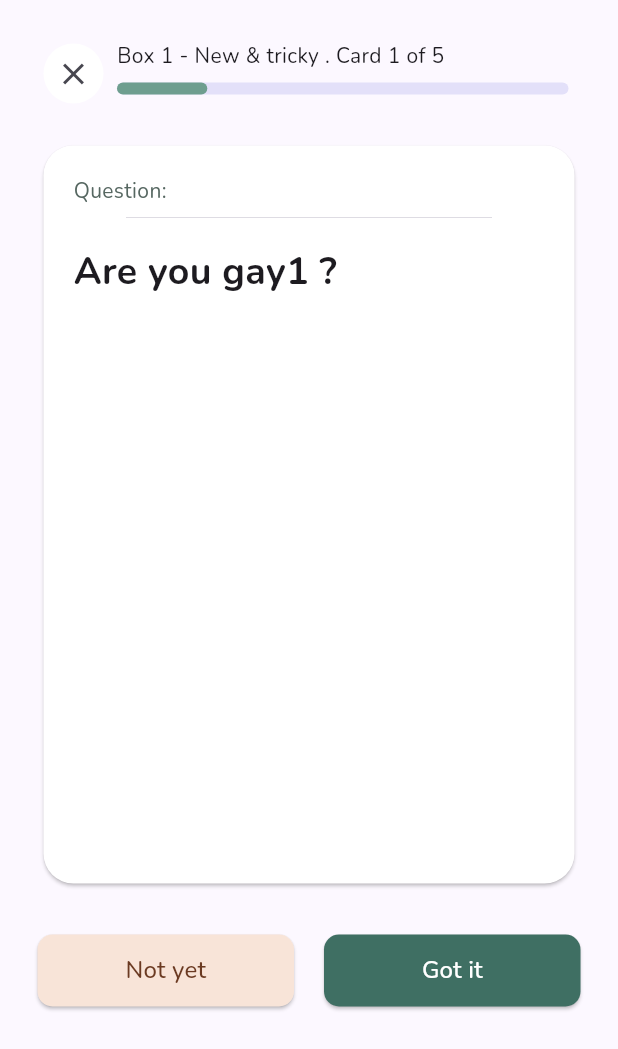
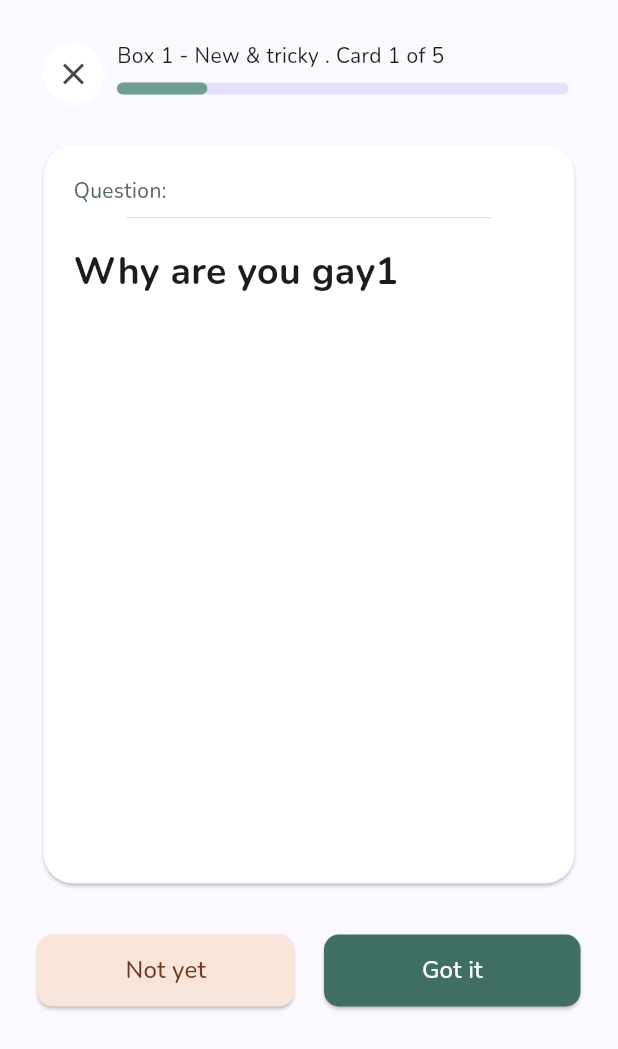
Before and after one commit to MichelJarjoura/TheThreeBoxes, a Flutter app: the screen it shows after launch, after a tap on "Start review", on a phone screen of 412 x 824 dp. Shown: the top 1049 px of the screen. Run offline on Flutter 3.47's test engine with Material 3 defaults, Android fonts, the phone set to English and light mode, and no system bars; our stand-ins replace get, google_fonts.

Commit message:
switching to one list of flashcards and fixing the stateMangaement

```diff
--- a/lib/Models/box-model.dart
+++ b/lib/Models/box-model.dart
@@ -1,26 +1,19 @@
 import 'dart:ui';
-import 'package:sharpen/Models/flash_card.dart';
 import 'package:sharpen/constants.dart';
 
-class BoxModel{
-  final String number;
+class BoxModel {
+  final int id;
   final String title;
   final Color color;
   final String description;
-  final List<FlashCard> flashCards;
 
-  BoxModel(this.number,this.title,this.color,this.description,this.flashCards);
+  BoxModel(this.id, this.title, this.color, this.description);
+
+  String get number => id.toString();
 }
 
-
 List<BoxModel> boxes = [
-  BoxModel("1","Box 1 - New & tricky",AppColors.box1,"Review everyDay",[
-    FlashCard("Are you gay1 ?", "yes"),
-    FlashCard("Are you gay2 ?", "yes"),
-    FlashCard("Are you gay3 ?", "yes"),
-    FlashCard("Are you gay4 ?", "yes"),
-    FlashCard("Are you gay5 ?", "yes"),
-  ]),
-  BoxModel("2","Box 2 - Getting there",AppColors.box2,"Review 2-3 times a week",[]),
-  BoxModel("3","Box 3 - Mastered",AppColors.box3,"Review once a week",[]),
+  BoxModel(1, "Box 1 - New & tricky", AppColors.box1, "Review everyDay"),
+  BoxModel(2, "Box 2 - Getting there", AppColors.box2, "Review 2-3 times a week"),
+  BoxModel(3, "Box 3 - Mastered", AppColors.box3, "Review once a week"),
 ];
--- a/lib/Models/flash_card.dart
+++ b/lib/Models/flash_card.dart
@@ -1,6 +1,15 @@
 class FlashCard {
+  final int boxId;
   final String question;
   final String answer;
 
-  FlashCard(this.question,this.answer);
+  FlashCard(this.boxId, this.question, this.answer);
 }
+
+final List<FlashCard> initialFlashCards = [
+  FlashCard(1, "Why are you gay1", "Because .. "),
+  FlashCard(1, "Why are you gay2", "Because .. "),
+  FlashCard(1, "Why are you gay3", "Because .. "),
+  FlashCard(1, "Why are you gay4", "Because .. "),
+  FlashCard(1, "Why are you gay5", "Because .. "),
+];
--- a/lib/controllers/review_controller.dart
+++ b/lib/controllers/review_controller.dart
@@ -1,7 +1,15 @@
 import 'package:get/get.dart';
+import '../Models/flash_card.dart';
 
 class ReviewController extends GetxController {
   var questNum = 0.obs;
+  var flashcards = <FlashCard>[
+    FlashCard(1, "Why are you gay1", "Because .. "),
+    FlashCard(1, "Why are you gay2", "Because .. "),
+    FlashCard(1, "Why are you gay3", "Because .. "),
+    FlashCard(1, "Why are you gay4", "Because .. "),
+    FlashCard(1, "Why are you gay5", "Because .. "),
+  ].obs;
 
   void nextQuest(int totalCards) {
     if (totalCards == 0) return;
@@ -15,4 +23,21 @@ class ReviewController extends GetxController {
   void reset() {
     questNum.value = 0;
   }
+
+  List<FlashCard> getFlashCardsOfBox(int boxId) {
+    return flashcards.where((card) => card.boxId == boxId).toList();
+  }
+
+  int getNumOfFlashCards() {
+    return flashcards.length;
+  }
+
+  int getNumOfCardsOnBox(int boxId) {
+    return getFlashCardsOfBox(boxId).length;
+  }
+
+  void addFlashCard(int boxId, String question, String answer) {
+    if (question.trim().isEmpty || answer.trim().isEmpty) return;
+    flashcards.add(FlashCard(boxId, question.trim(), answer.trim()));
+  }
 }
--- a/lib/main.dart
+++ b/lib/main.dart
@@ -1,4 +1,5 @@
 import 'package:flutter/material.dart';
+import 'package:get/get.dart';
 import 'package:google_fonts/google_fonts.dart';
 import 'package:sharpen/views/home_page.dart';
 
@@ -11,7 +12,7 @@ class MyApp extends StatelessWidget {
 
   @override
   Widget build(BuildContext context) {
-    return MaterialApp(
+    return GetMaterialApp(
       debugShowCheckedModeBanner: false,
       title: 'ThreeBox',
       theme: ThemeData(
--- a/lib/views/home_page.dart
+++ b/lib/views/home_page.dart
@@ -1,6 +1,8 @@
 import 'package:flutter/material.dart';
+import 'package:get/get.dart';
 import 'package:sharpen/Models/box-model.dart';
 import 'package:sharpen/constants.dart';
+import 'package:sharpen/controllers/review_controller.dart';
 import 'package:sharpen/widgets/add_card.dart';
 import 'package:sharpen/widgets/box_card.dart';
 import 'package:sharpen/widgets/start_card.dart';
@@ -11,6 +13,7 @@ class HomePage extends StatelessWidget {
 
   @override
   Widget build(BuildContext context) {
+    Get.put(ReviewController());
 
     DateTime now = DateTime.now();
     String formattedDate3 = DateFormat('MMMM dd, yyyy').format(now);
@@ -19,50 +22,43 @@ class HomePage extends StatelessWidget {
       body: SafeArea(
         child: SingleChildScrollView(
           child: Padding(
-              padding: EdgeInsetsGeometry.symmetric(horizontal: 20,vertical: 25),
+            padding: const EdgeInsets.symmetric(horizontal: 20, vertical: 25),
             child: Column(
               crossAxisAlignment: CrossAxisAlignment.start,
               children: [
                 Text(formattedDate3),
-                  Text("Hello Kinan",
+                Text(
+                  "Hello Kinan",
                   style: TextStyle(
                     color: AppColors.text,
                     fontSize: 35,
-                    fontWeight: FontWeight.bold
+                    fontWeight: FontWeight.bold,
                   ),
                 ),
-
-                  SizedBox(height:20),
-
-                  StartCard(),
-
+                const SizedBox(height: 20),
+                const StartCard(),
                 Padding(
                   padding: const EdgeInsets.symmetric(vertical: 20.0),
-                    child: Text("your boxes",
-                    style: TextStyle(
+                  child: Text(
+                    "your boxes",
+                    style: const TextStyle(
                       fontSize: 20,
-                      fontWeight: FontWeight(500),
-                    ),),
+                      fontWeight: FontWeight.w500,
                     ),
-
-
-                  for(BoxModel box in boxes)
+                  ),
+                ),
+                for (BoxModel box in boxes)
                   Padding(
-                      padding: EdgeInsetsGeometry.directional(bottom: 20),
+                    padding: const EdgeInsets.only(bottom: 20),
                     child: BoxCard(box: box),
                   ),
-
-
-                  SizedBox(height:25),
-
-                  AddCard()
-
+                const SizedBox(height: 25),
+                const AddCard(),
               ],
             ),
           ),
         ),
       ),
-
     );
   }
 }
--- a/lib/views/review_page.dart
+++ b/lib/views/review_page.dart
@@ -12,10 +12,8 @@ class ReviewPage extends StatelessWidget {
 
   @override
   Widget build(BuildContext context) {
-    final controller = Get.put(ReviewController());
-    controller.reset(); // Reset to starting point (0) whenever review opens
-
-    final isEmpty = box.flashCards.isEmpty;
+    final controller = Get.find<ReviewController>();
+    controller.reset();
 
     return Scaffold(
       body: SafeArea(
@@ -39,11 +37,13 @@ class ReviewPage extends StatelessWidget {
                         crossAxisAlignment: CrossAxisAlignment.start,
                         children: [
                           Obx(() {
+                            final totalCards = controller.getNumOfCardsOnBox(box.id);
+                            final isEmpty = totalCards == 0;
                             final currentCardNum = isEmpty
                                 ? 0
-                                : (controller.questNum.value + 1).clamp(0, box.flashCards.length);
+                                : (controller.questNum.value + 1).clamp(0, totalCards);
                             return Text(
-                              "${box.title} . Card $currentCardNum of ${box.flashCards.length}",
+                              "${box.title} . Card $currentCardNum of $totalCards",
                             );
                           }),
                           Padding(
@@ -53,9 +53,11 @@ class ReviewPage extends StatelessWidget {
                               bottom: 8,
                             ),
                             child: Obx(() {
+                              final totalCards = controller.getNumOfCardsOnBox(box.id);
+                              final isEmpty = totalCards == 0;
                               final progress = isEmpty
                                   ? 0.0
-                                  : ((controller.questNum.value + 1) / box.flashCards.length).clamp(0.0, 1.0);
+                                  : ((controller.questNum.value + 1) / totalCards).clamp(0.0, 1.0);
                               return LinearProgressIndicator(
                                 value: progress,
                                 valueColor: AlwaysStoppedAnimation<Color>(AppColors.fill),
@@ -71,12 +73,13 @@ class ReviewPage extends StatelessWidget {
                   ],
                 ),
                 const SizedBox(height: 20),
-                Obx(
-                  () {
-                    final hasCards = !isEmpty &&
-                        controller.questNum.value < box.flashCards.length;
+                Obx(() {
+                  final boxCards = controller.getFlashCardsOfBox(box.id);
+                  final totalCards = boxCards.length;
+                  final isEmpty = totalCards == 0;
+                  final hasCards = !isEmpty && controller.questNum.value < totalCards;
                   final questionText = hasCards
-                        ? box.flashCards[controller.questNum.value].question
+                      ? boxCards[controller.questNum.value].question
                       : "No cards available in this box.";
 
                   return SizedBox(
@@ -116,35 +119,37 @@ class ReviewPage extends StatelessWidget {
                       ),
                     ),
                   );
-                  },
-                ),
+                }),
                 const SizedBox(height: 30),
-                if (isEmpty)
-                  PrimaryButton(
+                Obx(() {
+                  final totalCards = controller.getNumOfCardsOnBox(box.id);
+                  if (totalCards == 0) {
+                    return PrimaryButton(
                       onPressed: () => Navigator.pop(context),
                       text: "Go back",
-                  )
-                else
-                  SizedBox(
+                    );
+                  }
+                  return SizedBox(
                     width: double.infinity,
                     child: Row(
                       children: [
                         Expanded(
                           child: PrimaryButton(
-                            onPressed: () => controller.nextQuest(box.flashCards.length),
+                            onPressed: () => controller.nextQuest(totalCards),
                             text: "Not yet",
                           ),
                         ),
                         const SizedBox(width: 20),
                         Expanded(
                           child: PrimaryButton(
-                            onPressed: () => controller.nextQuest(box.flashCards.length),
+                            onPressed: () => controller.nextQuest(totalCards),
                             text: "Got it",
                           ),
                         ),
                       ],
                     ),
-                  ),
+                  );
+                }),
               ],
             ),
           ),
--- a/lib/widgets/box_card.dart
+++ b/lib/widgets/box_card.dart
@@ -1,5 +1,7 @@
 import 'package:flutter/material.dart';
+import 'package:get/get.dart';
 import 'package:sharpen/Models/box-model.dart';
+import 'package:sharpen/controllers/review_controller.dart';
 import 'package:sharpen/views/review_page.dart';
 import '../constants.dart';
 
@@ -13,9 +15,11 @@ class BoxCard extends StatelessWidget {
 
   @override
   Widget build(BuildContext context) {
+    final controller = Get.find<ReviewController>();
+
     return InkWell(
       onTap: () {
-        if (box.flashCards.isEmpty) {
+        if (controller.getFlashCardsOfBox(box.id).isEmpty) {
           ScaffoldMessenger.of(context).showSnackBar(
             SnackBar(
               content: Text("No cards in ${box.title} yet!"),
@@ -57,13 +61,13 @@ class BoxCard extends StatelessWidget {
                   ],
                 ),
                 const Spacer(),
-                Text(
-                  box.number,
+                Obx(() => Text(
+                  "${controller.getNumOfCardsOnBox(box.id)} cards",
                   style: const TextStyle(
-                    fontSize: 20,
+                    fontSize: 16,
                     fontWeight: FontWeight.bold,
                   ),
-                ),
+                )),
               ],
             ),
           ),
--- a/lib/widgets/start_card.dart
+++ b/lib/widgets/start_card.dart
@@ -1,5 +1,7 @@
 import 'package:flutter/material.dart';
+import 'package:get/get.dart';
 import 'package:sharpen/Models/box-model.dart';
+import 'package:sharpen/controllers/review_controller.dart';
 import 'package:sharpen/views/review_page.dart';
 import 'package:sharpen/widgets/primary_button.dart';
 import '../constants.dart';
@@ -9,6 +11,8 @@ class StartCard extends StatelessWidget {
 
   @override
   Widget build(BuildContext context) {
+    final controller = Get.find<ReviewController>();
+
     return Card(
       color: AppColors.surface,
       child: SizedBox(
@@ -23,26 +27,26 @@ class StartCard extends StatelessWidget {
                 style: TextStyle(color: AppColors.primary),
               ),
               const SizedBox(height: 7),
-              Text(
-                "${boxes.fold(0, (sum, box) => sum + box.flashCards.length)} cards to review",
+              Obx(() => Text(
+                "${controller.getNumOfFlashCards()} cards to review",
                 style: const TextStyle(
                   fontSize: 25,
                   fontWeight: FontWeight.bold,
                 ),
-              ),
+              )),
               const SizedBox(height: 7),
-              Text(
-                "About ${(boxes.fold(0, (sum, box) => sum + box.flashCards.length) * 0.5).ceil()} minutes",
+              Obx(() => Text(
+                "About ${(controller.getNumOfFlashCards() * 0.5).ceil()} minutes",
                 style: TextStyle(color: AppColors.textMuted),
-              ),
+              )),
               const SizedBox(height: 20),
               PrimaryButton(
                 onPressed: () {
                   final activeBox = boxes.firstWhere(
-                    (b) => b.flashCards.isNotEmpty,
+                    (b) => controller.getFlashCardsOfBox(b.id).isNotEmpty,
                     orElse: () => boxes.first,
                   );
-                  if (activeBox.flashCards.isEmpty) {
+                  if (controller.getFlashCardsOfBox(activeBox.id).isEmpty) {
                     ScaffoldMessenger.of(context).showSnackBar(
                       const SnackBar(
                         content: Text("No flashcards available to review!"),
```
Also changed, not shown: lib/widgets/bottom_sheet.dart (+71 -43 lines). Lines whose indentation alone changed are shown as unchanged.
